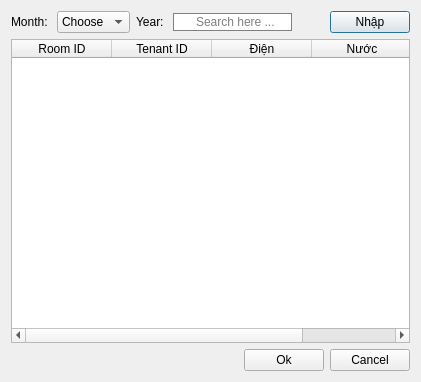
This is Pbl2/Createpayment.ui in TrisMinh/PBL2 as Qt 5 draws it before an edit. The edited form follows.
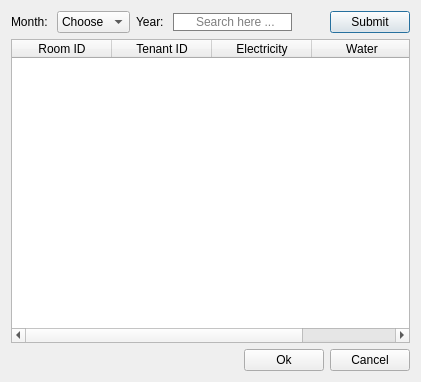
This is the edited form.

Diff of the .ui file:
```diff
--- a/Pbl2/Createpayment.ui
+++ b/Pbl2/Createpayment.ui
@@ -136,7 +136,7 @@
      <item>
       <widget class="QPushButton" name="Enterbtn">
        <property name="text">
-        <string>Nhập</string>
+        <string>Submit</string>
        </property>
       </widget>
      </item>
@@ -159,12 +159,12 @@
      </column>
      <column>
       <property name="text">
-       <string>Điện</string>
+       <string>Electricity</string>
       </property>
      </column>
      <column>
       <property name="text">
-       <string>Nước</string>
+       <string>Water</string>
       </property>
      </column>
     </widget>
```
Left out of the diff: 23 changed lines with no effect on the pictures.
